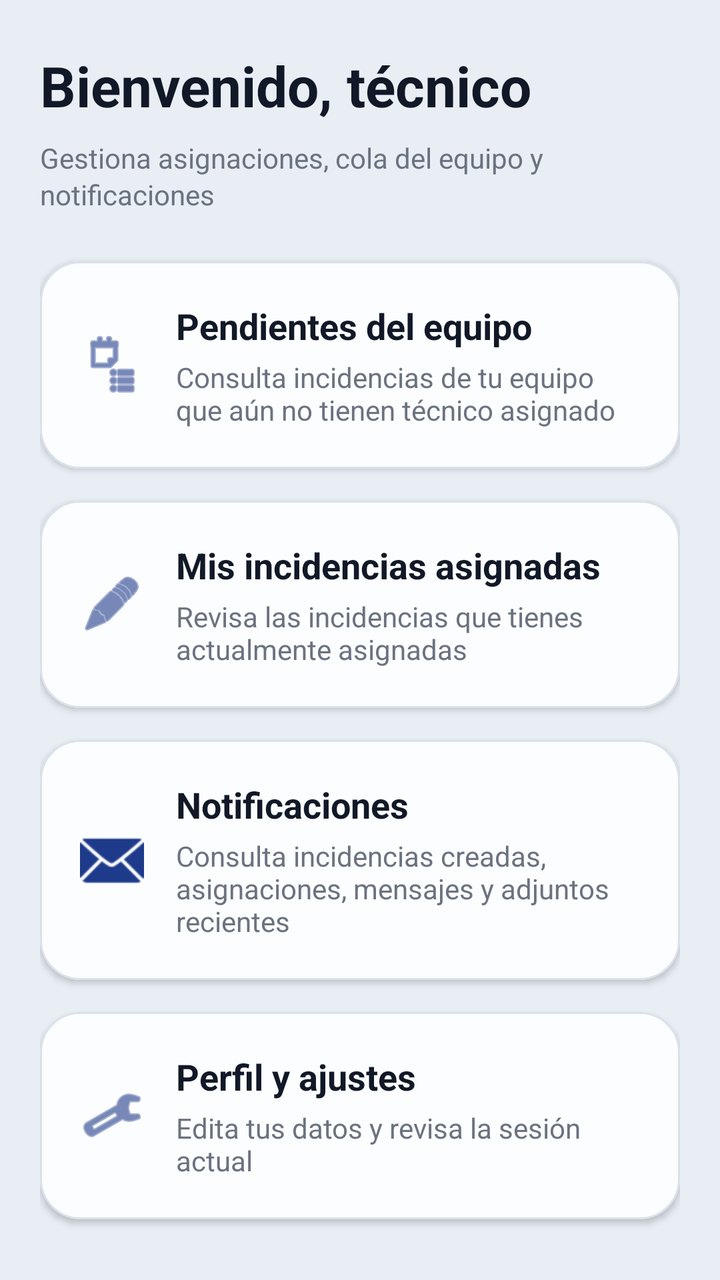
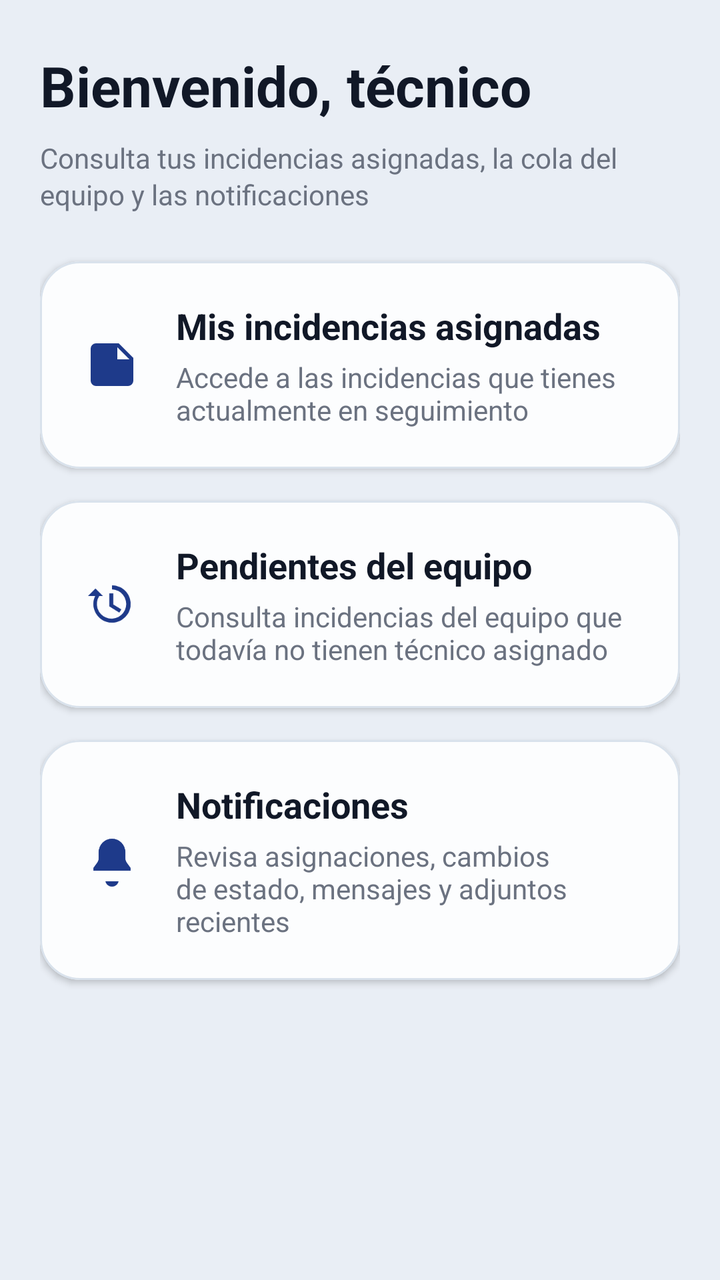

Compare the two renders of this Android layout. The source of the first and the diff that turns it into the second are given below.
<!-- AndroidManifest.xml: application theme Theme.Tfgincidenciasfront -->
<!-- res/layout/fragment_technician_home.xml -->
<?xml version="1.0" encoding="utf-8"?>
<ScrollView xmlns:android="http://schemas.android.com/apk/res/android"
    xmlns:app="http://schemas.android.com/apk/res-auto"
    android:layout_width="match_parent"
    android:layout_height="match_parent"
    android:fillViewport="true"
    android:background="@color/background">

    <LinearLayout
        android:layout_width="match_parent"
        android:layout_height="wrap_content"
        android:orientation="vertical"
        android:paddingStart="@dimen/padding_screen_horizontal"
        android:paddingTop="@dimen/padding_section"
        android:paddingEnd="@dimen/padding_screen_horizontal"
        android:paddingBottom="@dimen/padding_section">

        <TextView
            android:id="@+id/tvWelcome"
            style="@style/TextScreenTitle"
            android:layout_width="wrap_content"
            android:layout_height="wrap_content"
            android:text="Bienvenido, técnico" />

        <TextView
            android:id="@+id/tvSubtitle"
            style="@style/TextSecondary"
            android:layout_width="wrap_content"
            android:layout_height="wrap_content"
            android:layout_marginTop="@dimen/spacing_sm"
            android:lineSpacingExtra="2dp"
            android:text="Gestiona asignaciones, cola del equipo y notificaciones" />

        <com.google.android.material.card.MaterialCardView
            android:id="@+id/cardTeamQueue"
            style="@style/AppCard"
            android:layout_width="match_parent"
            android:layout_height="wrap_content"
            android:layout_marginTop="@dimen/spacing_xxl"
            android:clickable="true"
            android:focusable="true"
            android:stateListAnimator="@animator/card_press_state_animator"
            app:rippleColor="@color/card_ripple">

            <LinearLayout
                android:layout_width="match_parent"
                android:layout_height="wrap_content"
                android:gravity="center_vertical"
                android:minHeight="92dp"
                android:orientation="horizontal"
                android:padding="@dimen/card_padding_lg">

                <ImageView
                    android:layout_width="@dimen/icon_size_xl"
                    android:layout_height="@dimen/icon_size_xl"
                    android:contentDescription="@null"
                    android:src="@android:drawable/ic_menu_agenda"
                    android:tint="@color/primary" />

                <LinearLayout
                    android:layout_width="0dp"
                    android:layout_height="wrap_content"
                    android:layout_marginStart="@dimen/spacing_lg"
                    android:layout_weight="1"
                    android:orientation="vertical">

                    <TextView
                        style="@style/TextTitle"
                        android:layout_width="wrap_content"
                        android:layout_height="wrap_content"
                        android:text="Pendientes del equipo" />

                    <TextView
                        style="@style/TextSecondary"
                        android:layout_width="wrap_content"
                        android:layout_height="wrap_content"
                        android:layout_marginTop="@dimen/spacing_xs"
                        android:text="Consulta incidencias de tu equipo que aún no tienen técnico asignado" />
                </LinearLayout>

                <TextView
                    android:id="@+id/tvTeamQueueCount"
                    style="@style/BadgeText"
                    android:layout_width="wrap_content"
                    android:layout_height="wrap_content"
                    android:background="@drawable/bg_home_counter"
                    android:minWidth="@dimen/badge_size"
                    android:paddingStart="@dimen/chip_padding_horizontal"
                    android:paddingTop="@dimen/chip_padding_vertical"
                    android:paddingEnd="@dimen/chip_padding_horizontal"
                    android:paddingBottom="@dimen/chip_padding_vertical"
                    android:text="0"
                    android:visibility="gone" />
            </LinearLayout>
        </com.google.android.material.card.MaterialCardView>

        <com.google.android.material.card.MaterialCardView
            android:id="@+id/cardMyAssigned"
            style="@style/AppCard"
            android:layout_width="match_parent"
            android:layout_height="wrap_content"
            android:layout_marginTop="@dimen/spacing_lg"
            android:clickable="true"
            android:focusable="true"
            android:stateListAnimator="@animator/card_press_state_animator"
            app:rippleColor="@color/card_ripple">

            <LinearLayout
                android:layout_width="match_parent"
                android:layout_height="wrap_content"
                android:gravity="center_vertical"
                android:minHeight="92dp"
                android:orientation="horizontal"
                android:padding="@dimen/card_padding_lg">

                <ImageView
                    android:layout_width="@dimen/icon_size_xl"
                    android:layout_height="@dimen/icon_size_xl"
                    android:contentDescription="@null"
                    android:src="@android:drawable/ic_menu_edit"
                    android:tint="@color/primary" />

                <LinearLayout
                    android:layout_width="0dp"
                    android:layout_height="wrap_content"
                    android:layout_marginStart="@dimen/spacing_lg"
                    android:layout_weight="1"
                    android:orientation="vertical">

                    <TextView
                        style="@style/TextTitle"
                        android:layout_width="wrap_content"
                        android:layout_height="wrap_content"
                        android:text="Mis incidencias asignadas" />

                    <TextView
                        style="@style/TextSecondary"
                        android:layout_width="wrap_content"
                        android:layout_height="wrap_content"
                        android:layout_marginTop="@dimen/spacing_xs"
                        android:text="Revisa las incidencias que tienes actualmente asignadas" />
                </LinearLayout>

                <TextView
                    android:id="@+id/tvMyAssignedCount"
                    style="@style/BadgeText"
                    android:layout_width="wrap_content"
                    android:layout_height="wrap_content"
                    android:background="@drawable/bg_home_counter"
                    android:minWidth="@dimen/badge_size"
                    android:paddingStart="@dimen/chip_padding_horizontal"
                    android:paddingTop="@dimen/chip_padding_vertical"
                    android:paddingEnd="@dimen/chip_padding_horizontal"
                    android:paddingBottom="@dimen/chip_padding_vertical"
                    android:text="0"
                    android:visibility="gone" />
            </LinearLayout>
        </com.google.android.material.card.MaterialCardView>

        <com.google.android.material.card.MaterialCardView
            android:id="@+id/cardNotifications"
            style="@style/AppCard"
            android:layout_width="match_parent"
            android:layout_height="wrap_content"
            android:layout_marginTop="@dimen/spacing_lg"
            android:clickable="true"
            android:focusable="true"
            android:stateListAnimator="@animator/card_press_state_animator"
            app:rippleColor="@color/card_ripple">

            <LinearLayout
                android:layout_width="match_parent"
                android:layout_height="wrap_content"
                android:gravity="center_vertical"
                android:minHeight="92dp"
                android:orientation="horizontal"
                android:padding="@dimen/card_padding_lg">

                <ImageView
                    android:layout_width="@dimen/icon_size_xl"
                    android:layout_height="@dimen/icon_size_xl"
                    android:contentDescription="@null"
                    android:src="@android:drawable/ic_dialog_email"
                    android:tint="@color/primary" />

                <LinearLayout
                    android:layout_width="0dp"
                    android:layout_height="wrap_content"
                    android:layout_marginStart="@dimen/spacing_lg"
                    android:layout_weight="1"
                    android:orientation="vertical">

                    <TextView
                        style="@style/TextTitle"
                        android:layout_width="wrap_content"
                        android:layout_height="wrap_content"
                        android:text="Notificaciones" />

                    <TextView
                        style="@style/TextSecondary"
                        android:layout_width="wrap_content"
                        android:layout_height="wrap_content"
                        android:layout_marginTop="@dimen/spacing_xs"
                        android:text="Consulta incidencias creadas, asignaciones, mensajes y adjuntos recientes" />
                </LinearLayout>

                <TextView
                    android:id="@+id/tvNotificationsCount"
                    style="@style/BadgeText"
                    android:layout_width="wrap_content"
                    android:layout_height="wrap_content"
                    android:background="@drawable/bg_home_counter"
                    android:minWidth="@dimen/badge_size"
                    android:paddingStart="@dimen/chip_padding_horizontal"
                    android:paddingTop="@dimen/chip_padding_vertical"
                    android:paddingEnd="@dimen/chip_padding_horizontal"
                    android:paddingBottom="@dimen/chip_padding_vertical"
                    android:text="0"
                    android:visibility="gone" />
            </LinearLayout>
        </com.google.android.material.card.MaterialCardView>

        <com.google.android.material.card.MaterialCardView
            android:id="@+id/cardSettings"
            style="@style/AppCard"
            android:layout_width="match_parent"
            android:layout_height="wrap_content"
            android:layout_marginTop="@dimen/spacing_lg"
            android:clickable="true"
            android:focusable="true"
            android:stateListAnimator="@animator/card_press_state_animator"
            app:rippleColor="@color/card_ripple">

            <LinearLayout
                android:layout_width="match_parent"
                android:layout_height="wrap_content"
                android:gravity="center_vertical"
                android:minHeight="92dp"
                android:orientation="horizontal"
                android:padding="@dimen/card_padding_lg">

                <ImageView
                    android:layout_width="@dimen/icon_size_xl"
                    android:layout_height="@dimen/icon_size_xl"
                    android:contentDescription="@null"
                    android:src="@android:drawable/ic_menu_manage"
                    android:tint="@color/primary" />

                <LinearLayout
                    android:layout_width="0dp"
                    android:layout_height="wrap_content"
                    android:layout_marginStart="@dimen/spacing_lg"
                    android:layout_weight="1"
                    android:orientation="vertical">

                    <TextView
                        style="@style/TextTitle"
                        android:layout_width="wrap_content"
                        android:layout_height="wrap_content"
                        android:text="Perfil y ajustes" />

                    <TextView
                        style="@style/TextSecondary"
                        android:layout_width="wrap_content"
                        android:layout_height="wrap_content"
                        android:layout_marginTop="@dimen/spacing_xs"
                        android:text="Edita tus datos y revisa la sesión actual" />
                </LinearLayout>
            </LinearLayout>
        </com.google.android.material.card.MaterialCardView>

    </LinearLayout>
</ScrollView>
<!-- resources referenced by this layout -->
<resources>
  <color name="background">#E9EEF5</color>
  <color name="card_ripple">#33FFFFFF</color>
  <color name="primary">#1E3A8A</color>
  <dimen name="badge_size">32dp</dimen>
  <dimen name="card_padding_lg">20dp</dimen>
  <dimen name="chip_padding_horizontal">10dp</dimen>
  <dimen name="chip_padding_vertical">4dp</dimen>
  <dimen name="icon_size_xl">32dp</dimen>
  <dimen name="padding_screen_horizontal">20dp</dimen>
  <dimen name="padding_section">24dp</dimen>
  <dimen name="spacing_lg">16dp</dimen>
  <dimen name="spacing_sm">8dp</dimen>
  <dimen name="spacing_xs">4dp</dimen>
  <dimen name="spacing_xxl">24dp</dimen>
  <style name="BadgeText">
          <item name="android:textStyle">bold</item>
          <item name="android:textSize">@dimen/text_small</item>
          <item name="android:textColor">@color/primary</item>
          <item name="android:gravity">center</item>
      </style>
  <style name="TextScreenTitle">
          <item name="android:textSize">@dimen/text_display</item>
          <item name="android:textStyle">bold</item>
          <item name="android:textColor">@color/onSurface</item>
      </style>
  <style name="TextSecondary">
          <item name="android:textSize">@dimen/text_body</item>
          <item name="android:textColor">@color/secondaryText</item>
      </style>
  <style name="TextTitle">
          <item name="android:textSize">@dimen/text_title</item>
          <item name="android:textStyle">bold</item>
          <item name="android:textColor">@color/onSurface</item>
      </style>
  <style name="Theme.Tfgincidenciasfront" parent="Base.Theme.Tfgincidenciasfront" />
  <color name="neutral_badge">#E8EEF9</color>
  <dimen name="chip_radius">999dp</dimen>
  <dimen name="card_radius">20dp</dimen>
  <color name="stroke_card">#D9E2EC</color>
  <dimen name="card_stroke_width">1dp</dimen>
  <color name="surface_elevated">#FCFDFE</color>
  <dimen name="text_small">12sp</dimen>
  <dimen name="text_display">28sp</dimen>
  <color name="onSurface">#111827</color>
  <dimen name="text_body">14sp</dimen>
  <color name="secondaryText">#6B7280</color>
  <dimen name="text_title">18sp</dimen>
  <color name="onPrimary">#FFFFFF</color>
  <color name="primary_container">#E8EEF9</color>
  <color name="surface">#FFFFFF</color>
  <color name="surfaceVariant">#F7F9FC</color>
  <color name="stroke_soft">#E2E8F0</color>
  <!-- unchanged entries left out for length: 3 -->
</resources>

<!-- the commit's change to res/layout/fragment_technician_home.xml (unified diff, before → after) -->
@@ -3,8 +3,8 @@
     xmlns:app="http://schemas.android.com/apk/res-auto"
     android:layout_width="match_parent"
     android:layout_height="match_parent"
-    android:fillViewport="true"
-    android:background="@color/background">
+    android:background="@color/background"
+    android:fillViewport="true">
 
     <LinearLayout
         android:layout_width="match_parent"
@@ -29,18 +29,20 @@
             android:layout_height="wrap_content"
             android:layout_marginTop="@dimen/spacing_sm"
             android:lineSpacingExtra="2dp"
-            android:text="Gestiona asignaciones, cola del equipo y notificaciones" />
+            android:text="Consulta tus incidencias asignadas, la cola del equipo y las notificaciones" />
 
         <com.google.android.material.card.MaterialCardView
-            android:id="@+id/cardTeamQueue"
+            android:id="@+id/cardMyAssigned"
             style="@style/AppCard"
             android:layout_width="match_parent"
             android:layout_height="wrap_content"
             android:layout_marginTop="@dimen/spacing_xxl"
             android:clickable="true"
             android:focusable="true"
-            android:stateListAnimator="@animator/card_press_state_animator"
-            app:rippleColor="@color/card_ripple">
+            app:cardBackgroundColor="@color/surface_elevated"
+            app:rippleColor="@color/card_ripple"
+            app:strokeColor="@color/stroke_card"
+            app:strokeWidth="@dimen/card_stroke_width">
 
             <LinearLayout
                 android:layout_width="match_parent"
@@ -54,8 +56,8 @@
                     android:layout_width="@dimen/icon_size_xl"
                     android:layout_height="@dimen/icon_size_xl"
                     android:contentDescription="@null"
-                    android:src="@android:drawable/ic_menu_agenda"
-                    android:tint="@color/primary" />
+                    android:src="@drawable/ic_home_incidents"
+                    app:tint="@color/primary" />
 
                 <LinearLayout
                     android:layout_width="0dp"
@@ -68,18 +70,18 @@
                         style="@style/TextTitle"
                         android:layout_width="wrap_content"
                         android:layout_height="wrap_content"
-                        android:text="Pendientes del equipo" />
+                        android:text="Mis incidencias asignadas" />
 
                     <TextView
                         style="@style/TextSecondary"
                         android:layout_width="wrap_content"
                         android:layout_height="wrap_content"
                         android:layout_marginTop="@dimen/spacing_xs"
-                        android:text="Consulta incidencias de tu equipo que aún no tienen técnico asignado" />
+                        android:text="Accede a las incidencias que tienes actualmente en seguimiento" />
                 </LinearLayout>
 
                 <TextView
-                    android:id="@+id/tvTeamQueueCount"
+                    android:id="@+id/tvMyAssignedCount"
                     style="@style/BadgeText"
                     android:layout_width="wrap_content"
                     android:layout_height="wrap_content"
@@ -95,15 +97,17 @@
         </com.google.android.material.card.MaterialCardView>
 
         <com.google.android.material.card.MaterialCardView
-            android:id="@+id/cardMyAssigned"
+            android:id="@+id/cardTeamQueue"
             style="@style/AppCard"
             android:layout_width="match_parent"
             android:layout_height="wrap_content"
             android:layout_marginTop="@dimen/spacing_lg"
             android:clickable="true"
             android:focusable="true"
-            android:stateListAnimator="@animator/card_press_state_animator"
-            app:rippleColor="@color/card_ripple">
+            app:cardBackgroundColor="@color/surface_elevated"
+            app:rippleColor="@color/card_ripple"
+            app:strokeColor="@color/stroke_card"
+            app:strokeWidth="@dimen/card_stroke_width">
 
             <LinearLayout
                 android:layout_width="match_parent"
@@ -117,8 +121,8 @@
                     android:layout_width="@dimen/icon_size_xl"
                     android:layout_height="@dimen/icon_size_xl"
                     android:contentDescription="@null"
-                    android:src="@android:drawable/ic_menu_edit"
-                    android:tint="@color/primary" />
+                    android:src="@drawable/ic_home_history"
+                    app:tint="@color/primary" />
 
                 <LinearLayout
                     android:layout_width="0dp"
@@ -131,18 +135,18 @@
                         style="@style/TextTitle"
                         android:layout_width="wrap_content"
                         android:layout_height="wrap_content"
-                        android:text="Mis incidencias asignadas" />
+                        android:text="Pendientes del equipo" />
 
                     <TextView
                         style="@style/TextSecondary"
                         android:layout_width="wrap_content"
                         android:layout_height="wrap_content"
                         android:layout_marginTop="@dimen/spacing_xs"
-                        android:text="Revisa las incidencias que tienes actualmente asignadas" />
+                        android:text="Consulta incidencias del equipo que todavía no tienen técnico asignado" />
                 </LinearLayout>
 
                 <TextView
-                    android:id="@+id/tvMyAssignedCount"
+                    android:id="@+id/tvTeamQueueCount"
                     style="@style/BadgeText"
                     android:layout_width="wrap_content"
                     android:layout_height="wrap_content"
@@ -165,8 +169,10 @@
             android:layout_marginTop="@dimen/spacing_lg"
             android:clickable="true"
             android:focusable="true"
-            android:stateListAnimator="@animator/card_press_state_animator"
-            app:rippleColor="@color/card_ripple">
+            app:cardBackgroundColor="@color/surface_elevated"
+            app:rippleColor="@color/card_ripple"
+            app:strokeColor="@color/stroke_card"
+            app:strokeWidth="@dimen/card_stroke_width">
 
             <LinearLayout
                 android:layout_width="match_parent"
@@ -180,8 +186,8 @@
                     android:layout_width="@dimen/icon_size_xl"
                     android:layout_height="@dimen/icon_size_xl"
                     android:contentDescription="@null"
-                    android:src="@android:drawable/ic_dialog_email"
-                    android:tint="@color/primary" />
+                    android:src="@drawable/ic_home_notifications"
+                    app:tint="@color/primary" />
 
                 <LinearLayout
                     android:layout_width="0dp"
@@ -201,7 +207,7 @@
                         android:layout_width="wrap_content"
                         android:layout_height="wrap_content"
                         android:layout_marginTop="@dimen/spacing_xs"
-                        android:text="Consulta incidencias creadas, asignaciones, mensajes y adjuntos recientes" />
+                        android:text="Revisa asignaciones, cambios de estado, mensajes y adjuntos recientes" />
                 </LinearLayout>
 
                 <TextView
@@ -220,54 +226,5 @@
             </LinearLayout>
         </com.google.android.material.card.MaterialCardView>
 
-        <com.google.android.material.card.MaterialCardView
-            android:id="@+id/cardSettings"
-            style="@style/AppCard"
-            android:layout_width="match_parent"
-            android:layout_height="wrap_content"
-            android:layout_marginTop="@dimen/spacing_lg"
-            android:clickable="true"
-            android:focusable="true"
-            android:stateListAnimator="@animator/card_press_state_animator"
-            app:rippleColor="@color/card_ripple">
-
-            <LinearLayout
-                android:layout_width="match_parent"
-                android:layout_height="wrap_content"
-                android:gravity="center_vertical"
-                android:minHeight="92dp"
-                android:orientation="horizontal"
-                android:padding="@dimen/card_padding_lg">
-
-                <ImageView
-                    android:layout_width="@dimen/icon_size_xl"
-                    android:layout_height="@dimen/icon_size_xl"
-                    android:contentDescription="@null"
-                    android:src="@android:drawable/ic_menu_manage"
-                    android:tint="@color/primary" />
-
-                <LinearLayout
-                    android:layout_width="0dp"
-                    android:layout_height="wrap_content"
-                    android:layout_marginStart="@dimen/spacing_lg"
-                    android:layout_weight="1"
-                    android:orientation="vertical">
-
-                    <TextView
-                        style="@style/TextTitle"
-                        android:layout_width="wrap_content"
-                        android:layout_height="wrap_content"
-                        android:text="Perfil y ajustes" />
-
-                    <TextView
-                        style="@style/TextSecondary"
-                        android:layout_width="wrap_content"
-                        android:layout_height="wrap_content"
-                        android:layout_marginTop="@dimen/spacing_xs"
-                        android:text="Edita tus datos y revisa la sesión actual" />
-                </LinearLayout>
-            </LinearLayout>
-        </com.google.android.material.card.MaterialCardView>
-
     </LinearLayout>
 </ScrollView>
<!-- resource entries referenced after the edit -->
@@ -14,6 +14,39 @@
   <dimen name="spacing_sm">8dp</dimen>
   <dimen name="spacing_xs">4dp</dimen>
   <dimen name="spacing_xxl">24dp</dimen>
+  <!-- drawable ic_home_history (drawable) -->
+  <?xml version="1.0" encoding="utf-8"?>
+  <vector xmlns:android="http://schemas.android.com/apk/res/android"
+      android:width="24dp"
+      android:height="24dp"
+      android:viewportWidth="24"
+      android:viewportHeight="24">
+      <path
+          android:fillColor="#000000"
+          android:pathData="M12,5a7,7 0,1 1,-6.32 4H3l2.8,-2.8L8.6,9H7.22A5.5,5.5 0,1 0,12 6.5V5zm-1,3h1.5v4.2l3,1.8 -0.75,1.23L11,12.9V8z" />
+  </vector>
+  <!-- drawable ic_home_incidents (drawable) -->
+  <?xml version="1.0" encoding="utf-8"?>
+  <vector xmlns:android="http://schemas.android.com/apk/res/android"
+      android:width="24dp"
+      android:height="24dp"
+      android:viewportWidth="24"
+      android:viewportHeight="24">
+      <path
+          android:fillColor="#000000"
+          android:pathData="M6,4h8.5L20,9.5V18a2,2 0,0 1,-2 2H6a2,2 0,0 1,-2 -2V6a2,2 0,0 1,2 -2zm8,1.5V10h4.5M8,13h8v1.5H8zM8,16h6v1.5H8z" />
+  </vector>
+  <!-- drawable ic_home_notifications (drawable) -->
+  <?xml version="1.0" encoding="utf-8"?>
+  <vector xmlns:android="http://schemas.android.com/apk/res/android"
+      android:width="24dp"
+      android:height="24dp"
+      android:viewportWidth="24"
+      android:viewportHeight="24">
+      <path
+          android:fillColor="#000000"
+          android:pathData="M12,22a2.5,2.5 0,0 0,2.45 -2h-4.9A2.5,2.5 0,0 0,12 22zm0,-18a5,5 0,0 0,-5 5v2.26c0,0.7 -0.24,1.38 -0.68,1.92L5,15v1h14v-1l-1.32,-1.82A3.3,3.3 0,0 1,17 11.26V9a5,5 0,0 0,-5 -5z" />
+  </vector>
   <style name="BadgeText">
           <item name="android:textStyle">bold</item>
           <item name="android:textSize">@dimen/text_small</item>
